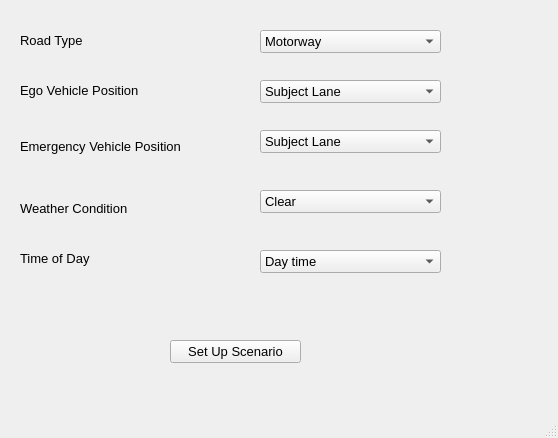
First picture: the form in GUI/scenario_info_manager.ui, repository ssinthy/Carla_project_v2, before the edit.
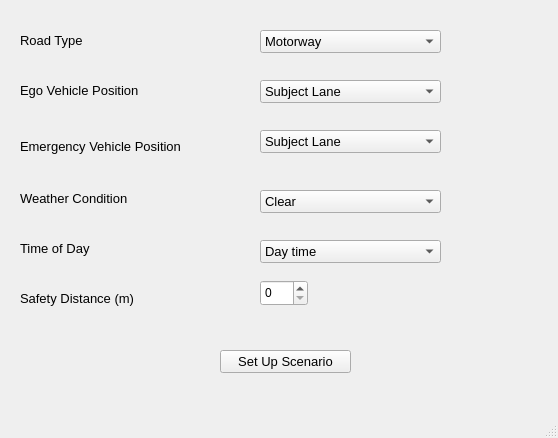
Second picture: the form after the edit.

```diff
--- a/GUI/scenario_info_manager.ui
+++ b/GUI/scenario_info_manager.ui
@@ -124,7 +124,7 @@
     <property name="geometry">
      <rect>
       <x>20</x>
-      <y>200</y>
+      <y>190</y>
       <width>151</width>
       <height>16</height>
      </rect>
@@ -182,7 +182,7 @@
     <property name="geometry">
      <rect>
       <x>20</x>
-      <y>250</y>
+      <y>240</y>
       <width>121</width>
       <height>16</height>
      </rect>
@@ -200,7 +200,7 @@
     <property name="geometry">
      <rect>
       <x>260</x>
-      <y>250</y>
+      <y>240</y>
       <width>181</width>
       <height>23</height>
      </rect>
@@ -282,8 +282,8 @@
    <widget class="QPushButton" name="set_up_scenario">
     <property name="geometry">
      <rect>
-      <x>170</x>
-      <y>340</y>
+      <x>220</x>
+      <y>350</y>
       <width>131</width>
       <height>23</height>
      </rect>
@@ -297,6 +297,34 @@
      <string>Set Up Scenario</string>
     </property>
    </widget>
+   <widget class="QSpinBox" name="spinBox_safety_distance">
+    <property name="geometry">
+     <rect>
+      <x>260</x>
+      <y>280</y>
+      <width>48</width>
+      <height>26</height>
+     </rect>
+    </property>
+   </widget>
+   <widget class="QLabel" name="Label_Safety_Distance">
+    <property name="geometry">
+     <rect>
+      <x>20</x>
+      <y>290</y>
+      <width>141</width>
+      <height>16</height>
+     </rect>
+    </property>
+    <property name="font">
+     <font>
+      <pointsize>10</pointsize>
+     </font>
+    </property>
+    <property name="text">
+     <string>Safety Distance (m)</string>
+    </property>
+   </widget>
   </widget>
   <widget class="QMenuBar" name="menubar">
    <property name="geometry">
```
